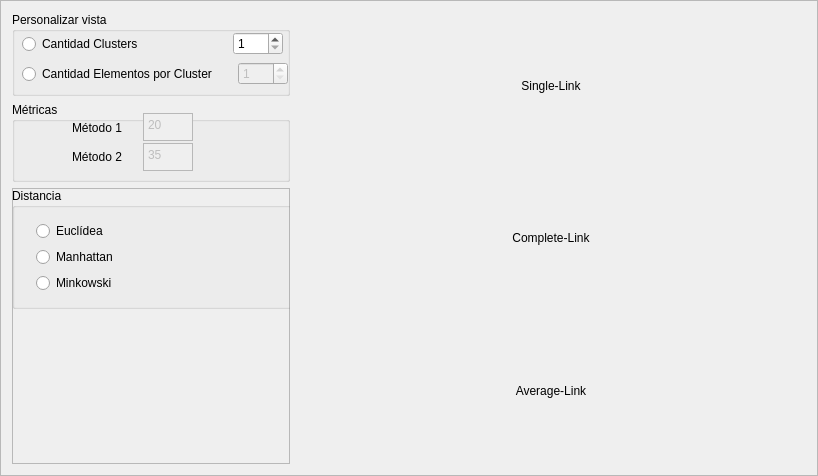
Qt form visual/frame.ui (gabrieljcandia/TPI-IA-II-2018) before a commit.
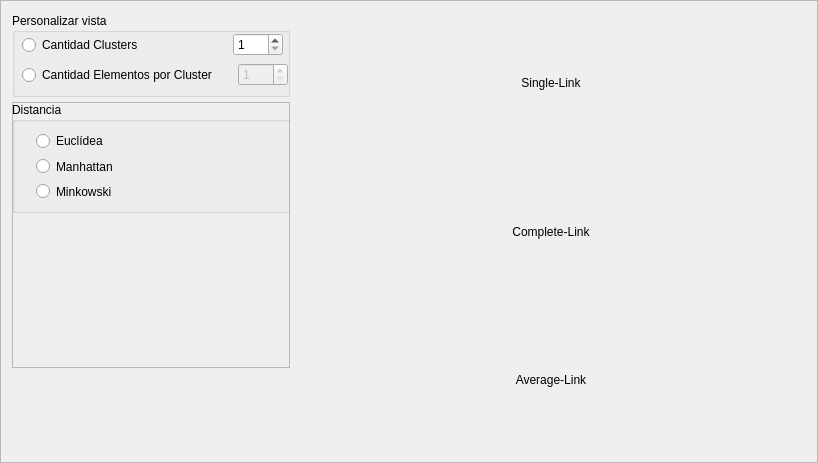
The same form after that commit.

The edit to the form file:
```diff
--- a/visual/frame.ui
+++ b/visual/frame.ui
@@ -7,7 +7,7 @@
     <x>0</x>
     <y>0</y>
     <width>818</width>
-    <height>476</height>
+    <height>463</height>
    </rect>
   </property>
   <property name="windowTitle">
@@ -43,7 +43,7 @@
            <property name="maximumSize">
             <size>
              <width>16777215</width>
-             <height>83</height>
+             <height>82</height>
             </size>
            </property>
            <property name="title">
@@ -145,103 +145,7 @@
         </layout>
        </item>
        <item>
-        <layout class="QHBoxLayout" name="horizontalLayout_5">
-         <item>
-          <widget class="QGroupBox" name="groupBox_3">
-           <property name="sizePolicy">
-            <sizepolicy hsizetype="MinimumExpanding" vsizetype="Maximum">
-             <horstretch>0</horstretch>
-             <verstretch>0</verstretch>
-            </sizepolicy>
-           </property>
-           <property name="minimumSize">
-            <size>
-             <width>220</width>
-             <height>80</height>
-            </size>
-           </property>
-           <property name="title">
-            <string>Métricas</string>
-           </property>
-           <widget class="QWidget" name="horizontalLayoutWidget_4">
-            <property name="geometry">
-             <rect>
-              <x>60</x>
-              <y>10</y>
-              <width>121</width>
-              <height>31</height>
-             </rect>
-            </property>
-            <layout class="QHBoxLayout" name="horizontalLayout_15">
-             <item>
-              <widget class="QLabel" name="label_13">
-               <property name="text">
-                <string>Método 1</string>
-               </property>
-              </widget>
-             </item>
-             <item>
-              <widget class="QPlainTextEdit" name="txtMet1">
-               <property name="enabled">
-                <bool>false</bool>
-               </property>
-               <property name="maximumSize">
-                <size>
-                 <width>50</width>
-                 <height>28</height>
-                </size>
-               </property>
-               <property name="plainText">
-                <string>20</string>
-               </property>
-              </widget>
-             </item>
-            </layout>
-           </widget>
-           <widget class="QWidget" name="horizontalLayoutWidget_3">
-            <property name="geometry">
-             <rect>
-              <x>60</x>
-              <y>40</y>
-              <width>121</width>
-              <height>31</height>
-             </rect>
-            </property>
-            <layout class="QHBoxLayout" name="horizontalLayout_18">
-             <item>
-              <widget class="QLabel" name="label_15">
-               <property name="maximumSize">
-                <size>
-                 <width>16777215</width>
-                 <height>28</height>
-                </size>
-               </property>
-               <property name="text">
-                <string>Método 2</string>
-               </property>
-              </widget>
-             </item>
-             <item>
-              <widget class="QPlainTextEdit" name="txtMet2">
-               <property name="enabled">
-                <bool>false</bool>
-               </property>
-               <property name="maximumSize">
-                <size>
-                 <width>50</width>
-                 <height>28</height>
-                </size>
-               </property>
-               <property name="plainText">
-                <string>35</string>
-               </property>
-              </widget>
-             </item>
-            </layout>
-           </widget>
-          </widget>
-         </item>
-        </layout>
+        <layout class="QHBoxLayout" name="horizontalLayout_5"/>
        </item>
        <item>
         <widget class="QFrame" name="frame">
@@ -263,7 +167,7 @@
             <x>0</x>
             <y>0</y>
             <width>281</width>
-            <height>121</height>
+            <height>111</height>
            </rect>
           </property>
           <property name="title">
@@ -302,6 +206,19 @@
          </widget>
         </widget>
        </item>
+       <item>
+        <spacer name="verticalSpacer">
+         <property name="orientation">
+          <enum>Qt::Vertical</enum>
+         </property>
+         <property name="sizeHint" stdset="0">
+          <size>
+           <width>20</width>
+           <height>100</height>
+          </size>
+         </property>
+        </spacer>
+       </item>
       </layout>
      </item>
      <item>
```
